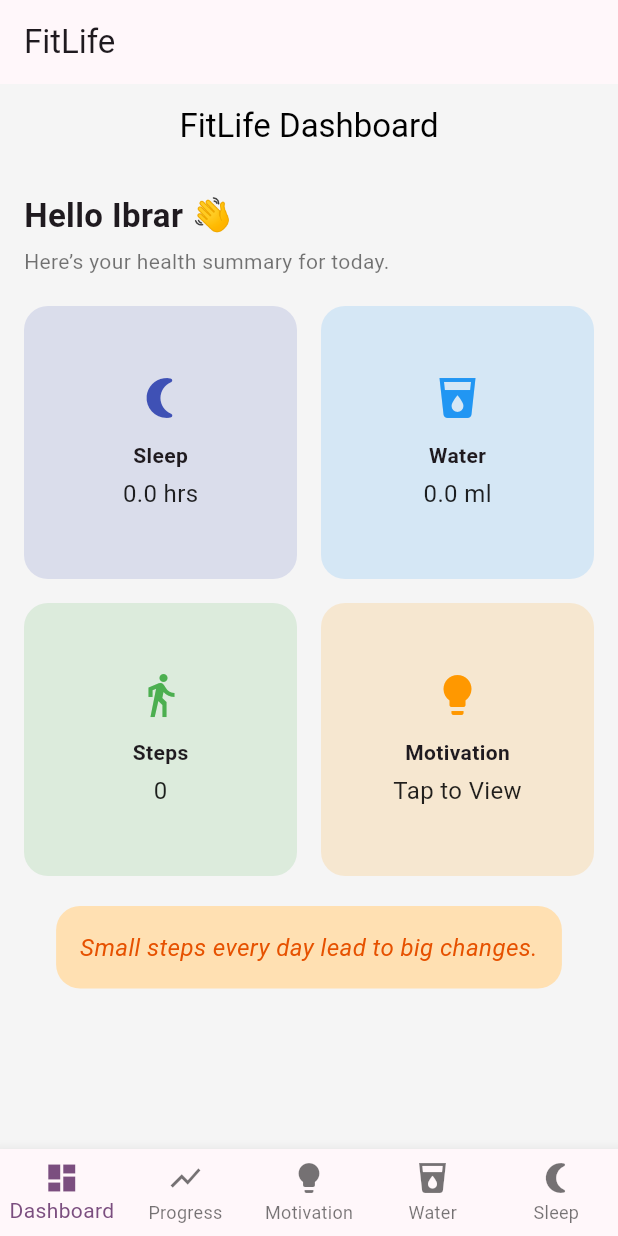
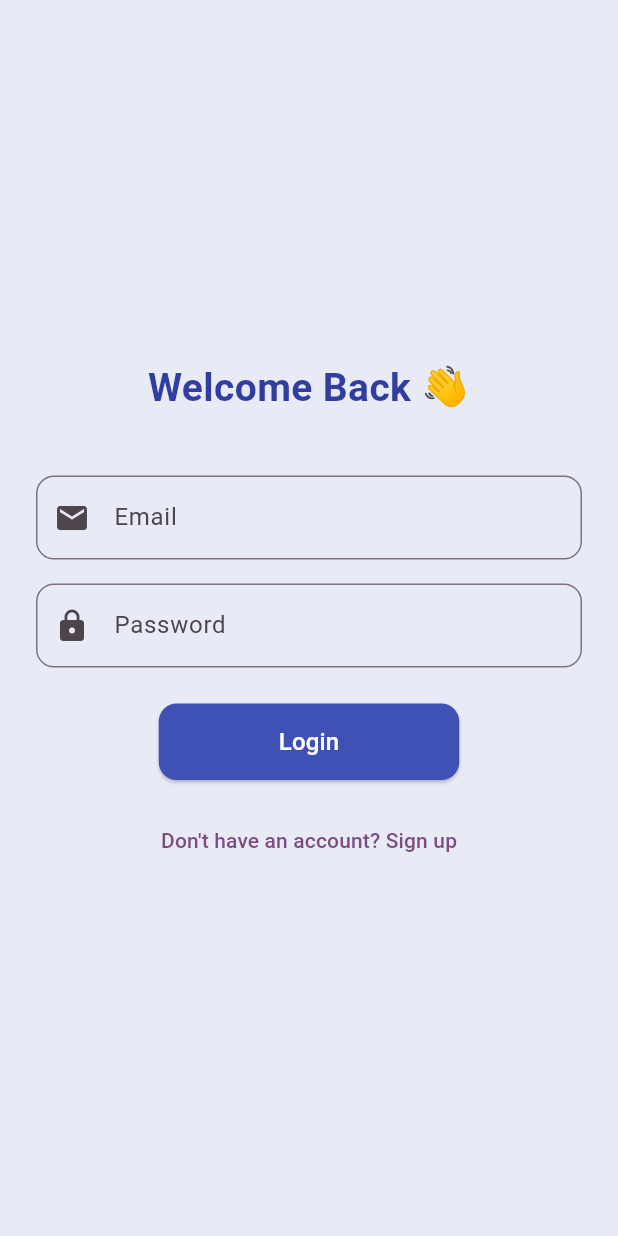
Before and after one commit to ibrar-ghani/fitlife, a Flutter app: the screen it shows after launch, on a phone screen of 412 x 824 dp. Run offline on Flutter 3.47's test engine with Material 3 defaults, Android fonts, the phone set to English and light mode, and no system bars; our stand-ins replace firebase_auth, firebase_core, fl_chart, get, shared_preferences; accounts and stored records are empty.

Commit message:
"add user authentaciation to the project"

```diff
--- /dev/null
+++ b/lib/controllers/auth_controller.dart
@@ -0,0 +1,45 @@
+import 'package:get/get.dart';
+import 'package:firebase_auth/firebase_auth.dart';
+
+class AuthController extends GetxController {
+  final FirebaseAuth _auth = FirebaseAuth.instance;
+
+  // Observable Firebase User
+  Rxn<User> firebaseUser = Rxn<User>();
+
+  @override
+  void onInit() {
+    super.onInit();
+
+    // Listen to login/logout
+    firebaseUser.bindStream(_auth.authStateChanges());
+  }
+
+  // Getter for user
+  User? get user => firebaseUser.value;
+
+  // SIGN IN
+  Future<String?> login(String email, String password) async {
+    try {
+      await _auth.signInWithEmailAndPassword(email: email, password: password);
+      return null; // success
+    } catch (e) {
+      return e.toString();
+    }
+  }
+
+  // SIGN UP
+  Future<String?> register(String email, String password) async {
+    try {
+      await _auth.createUserWithEmailAndPassword(email: email, password: password);
+      return null;
+    } catch (e) {
+      return e.toString();
+    }
+  }
+
+  // LOGOUT
+  Future<void> logout() async {
+    await _auth.signOut();
+  }
+}
--- a/lib/main.dart
+++ b/lib/main.dart
@@ -1,15 +1,22 @@
 import 'package:fitlife/controllers/motivation_controller.dart';
 import 'package:fitlife/controllers/progress_controoler.dart';
+import 'package:fitlife/controllers/auth_controller.dart';
 import 'package:flutter/material.dart';
 import 'package:get/get.dart';
+import 'package:firebase_core/firebase_core.dart';
+import 'firebase_options.dart';
 import 'views/home_page.dart';
+import 'views/auth/login_page.dart';
 
 void main() async {
   WidgetsFlutterBinding.ensureInitialized();
 
-  // Initialize controller before app runs (for SharedPreferences data)
+ await Firebase.initializeApp();
+
+
   Get.put(ProgressController());
   Get.put(MotivationController());
+  Get.put(AuthController());
 
   runApp(FitLifeApp());
 }
@@ -24,7 +31,18 @@ class FitLifeApp extends StatelessWidget {
         colorScheme: ColorScheme.fromSeed(seedColor: Colors.purple),
         useMaterial3: true,
       ),
-      home: HomePage(),
+
+      home: Obx(() {
+        final auth = Get.find<AuthController>();
+
+        // If NOT logged in → show login
+        if (auth.user == null) {
+          return LoginPage();
+        }
+
+        // If logged in → home
+        return HomePage();
+      }),
     );
   }
 }
--- /dev/null
+++ b/lib/views/auth/login_page.dart
@@ -0,0 +1,72 @@
+import 'package:flutter/material.dart';
+import 'package:get/get.dart';
+import '../../controllers/auth_controller.dart';
+import 'signup_page.dart';
+
+class LoginPage extends StatelessWidget {
+  final emailController = TextEditingController();
+  final passwordController = TextEditingController();
+
+  @override
+  Widget build(BuildContext context) {
+    final AuthController authController = Get.put(AuthController());
+
+    return Scaffold(
+      backgroundColor: Colors.indigo.shade50,
+      body: Padding(
+        padding: const EdgeInsets.all(24.0),
+        child: Column(
+          mainAxisAlignment: MainAxisAlignment.center,
+          children: [
+            Text("Welcome Back 👋",
+                style: TextStyle(
+                    fontSize: 26,
+                    fontWeight: FontWeight.bold,
+                    color: Colors.indigo.shade700)),
+            SizedBox(height: 40),
+            TextField(
+              controller: emailController,
+              decoration: InputDecoration(
+                labelText: "Email",
+                prefixIcon: Icon(Icons.email),
+                border: OutlineInputBorder(
+                    borderRadius: BorderRadius.circular(12)),
+              ),
+            ),
+            SizedBox(height: 16),
+            TextField(
+              controller: passwordController,
+              obscureText: true,
+              decoration: InputDecoration(
+                labelText: "Password",
+                prefixIcon: Icon(Icons.lock),
+                border: OutlineInputBorder(
+                    borderRadius: BorderRadius.circular(12)),
+              ),
+            ),
+            SizedBox(height: 24),
+            ElevatedButton(
+              style: ElevatedButton.styleFrom(
+                backgroundColor: Colors.indigo,
+                padding: const EdgeInsets.symmetric(
+                    horizontal: 80, vertical: 14),
+                shape: RoundedRectangleBorder(
+                    borderRadius: BorderRadius.circular(12)),
+              ),
+              onPressed: () {
+                authController.login(
+                    emailController.text, passwordController.text);
+              },
+              child: const Text("Login",
+                  style: TextStyle(color: Colors.white, fontSize: 16)),
+            ),
+            SizedBox(height: 16),
+            TextButton(
+                onPressed: () => Get.to(() => SignUpPage()),
+                child: const Text("Don't have an account? Sign up"))
+          ],
+        ),
+      ),
+    );
+  }
+}
--- a/pubspec.yaml
+++ b/pubspec.yaml
@@ -41,6 +41,7 @@ dependencies:
   http: ^1.2.0
   lottie: ^3.3.2
   firebase_core: ^4.2.1
+  firebase_auth: ^6.1.2
 
 dev_dependencies:
   flutter_test:
```
Also changed, not shown: lib/views/auth/signup_page.dart (added, +68 -0 lines), lib/firebase_options.dart, pubspec.lock, 5 other files.
